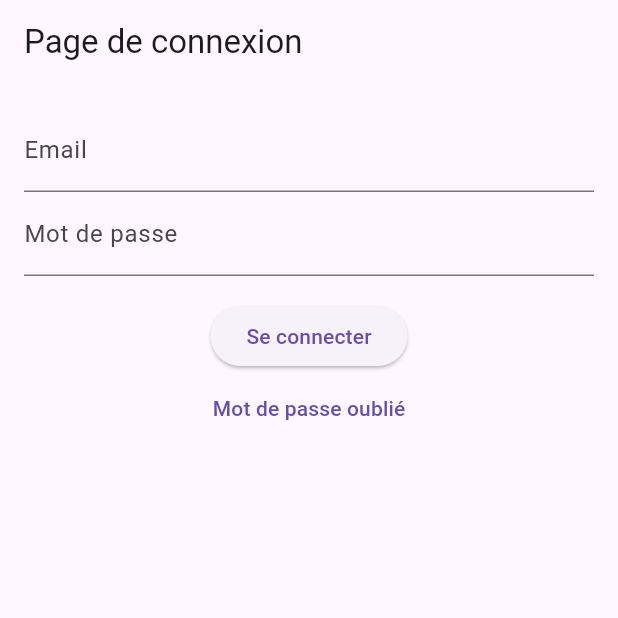
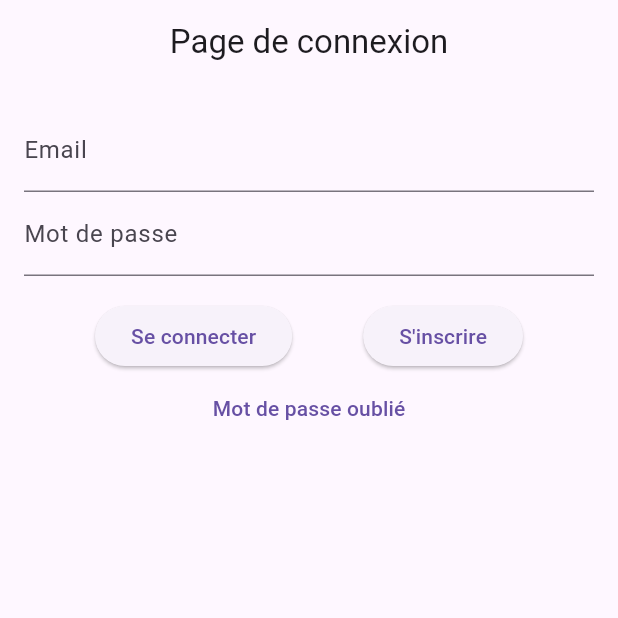
Before and after one commit to Natounet/Univ-Adventure, a Flutter app: the screen it shows after launch, on a phone screen of 412 x 824 dp, the top half of it. Run offline on Flutter 3.47's test engine with Material 3 defaults, Android fonts, the phone set to English and light mode, and no system bars; our stand-ins replace cloud_firestore, firebase_auth, firebase_core, shared_preferences; missing offline and left inert: optional; accounts and stored records are empty.

Commit message:
Ajout d'un bouton S'inscrire/Se connecter

```diff
--- a/frontend/univ_adventure/lib/views/pages/userAuth.dart
+++ b/frontend/univ_adventure/lib/views/pages/userAuth.dart
@@ -20,7 +20,7 @@ class _UserAuthState extends State<UserAuth> {
     } on FirebaseAuthException catch (e) {
       if (e.code == 'email-already-in-use') {
         await _attemptLogin();
-      }  else {
+      } else {
         showDialog(
           context: context,
           builder: (BuildContext context) {
@@ -95,7 +95,8 @@ class _UserAuthState extends State<UserAuth> {
         builder: (BuildContext context) {
           return AlertDialog(
             title: Text('Email envoyé'),
-            content: Text('Si un compte existe avec et email, un email de réinitialisation du mot de passe a été envoyé à ${_emailController.text}.'),
+            content: Text(
+                'Si un compte existe avec et email, un email de réinitialisation du mot de passe a été envoyé à ${_emailController.text}.'),
             actions: [
               TextButton(
                 onPressed: () {
@@ -109,13 +110,13 @@ class _UserAuthState extends State<UserAuth> {
       );
     } catch (e) {
       showDialog(
-
         // On répète la même chose en cas d'erreur pour ne pas leak d'informations
         context: context,
         builder: (BuildContext context) {
           return AlertDialog(
             title: Text('Email envoyé'),
-            content: Text('Si un compte existe avec et email, un email de réinitialisation du mot de passe a été envoyé à ${_emailController.text}.'),
+            content: Text(
+                'Si un compte existe avec et email, un email de réinitialisation du mot de passe a été envoyé à ${_emailController.text}.'),
             actions: [
               TextButton(
                 onPressed: () {
@@ -142,16 +143,17 @@ class _UserAuthState extends State<UserAuth> {
       UserManager.addUserID(userId);
       Navigator.pushReplacementNamed(context, '/home');
     } else {
-      Navigator.pushNamed(context, '/signup', arguments: {'userID': userId, 'userEmail': userCredential.user!.email});    }
+      Navigator.pushNamed(context, '/signup',
+          arguments: {'userID': userId, 'userEmail': userCredential.user!.email});
     }
-
-
+  }
 
   @override
   Widget build(BuildContext context) {
     return Scaffold(
       appBar: AppBar(
         title: Text('Page de connexion'),
+        centerTitle: true,
       ),
       body: Padding(
         padding: EdgeInsets.all(16.0),
@@ -171,9 +173,18 @@ class _UserAuthState extends State<UserAuth> {
               obscureText: true,
             ),
             SizedBox(height: 16.0),
+            Row(
+              mainAxisAlignment: MainAxisAlignment.spaceEvenly,
+              children: [
+                ElevatedButton(
+                  onPressed: _attemptLogin,
+                  child: Text('Se connecter'),
+                ),
                 ElevatedButton(
                   onPressed: _signup,
-              child: Text('Se connecter'),
+                  child: Text('S\'inscrire'),
+                ),
+              ],
             ),
             TextButton(
               onPressed: _forgotPassword,
```
Lines whose indentation alone changed are shown as unchanged.
